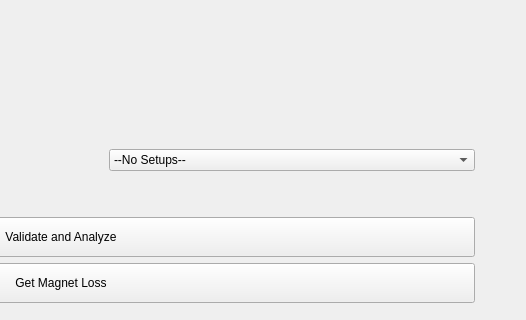
Old version of the form src/ansys/aedt/toolkits/magnet_segmentation/ui/windows/post_processing/post_processing_page.ui in the repository ansys/magnet-segmentation-toolkit; both pictures show x 364 to 890 and y 363 to 683 of the 890 by 1178 pixel window.
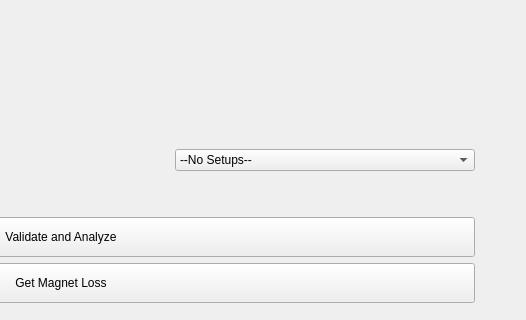
New version of the form.

```diff
--- a/src/ansys/aedt/toolkits/magnet_segmentation/ui/windows/post_processing/post_processing_page.ui
+++ b/src/ansys/aedt/toolkits/magnet_segmentation/ui/windows/post_processing/post_processing_page.ui
@@ -72,11 +72,17 @@
          <item>
           <widget class="QComboBox" name="setup_name_combo">
            <property name="sizePolicy">
-            <sizepolicy hsizetype="Expanding" vsizetype="Fixed">
+            <sizepolicy hsizetype="Preferred" vsizetype="Fixed">
              <horstretch>0</horstretch>
              <verstretch>0</verstretch>
             </sizepolicy>
            </property>
+           <property name="minimumSize">
+            <size>
+             <width>300</width>
+             <height>0</height>
+            </size>
+           </property>
            <item>
             <property name="text">
              <string>--No Setups--</string>
```
